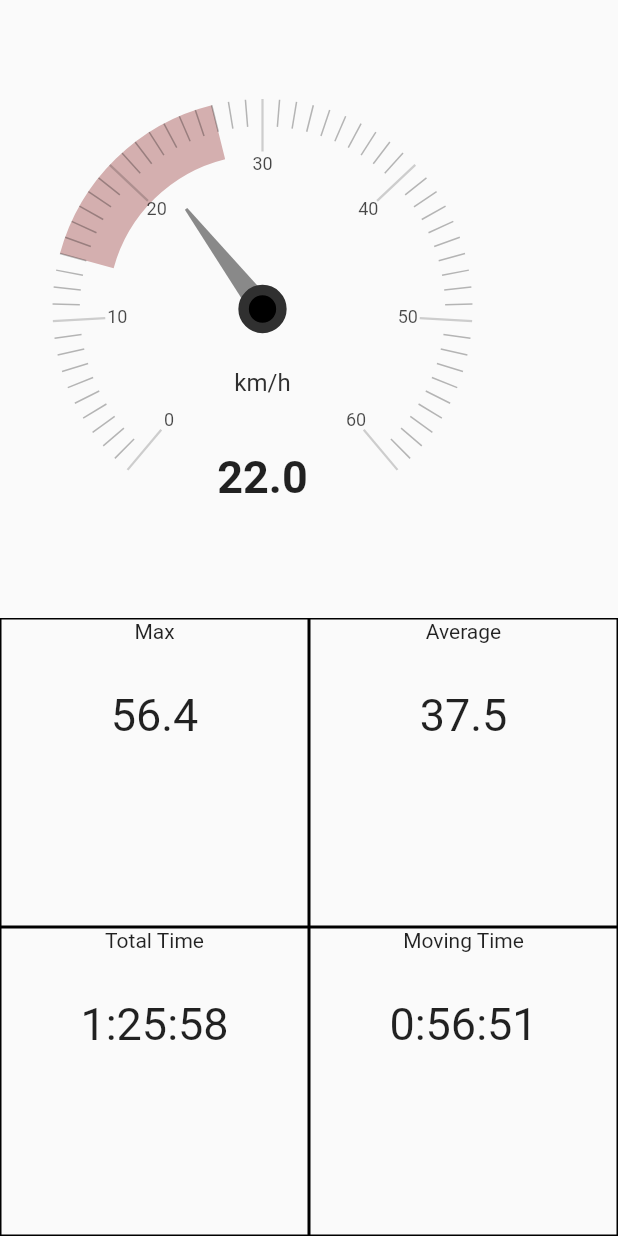
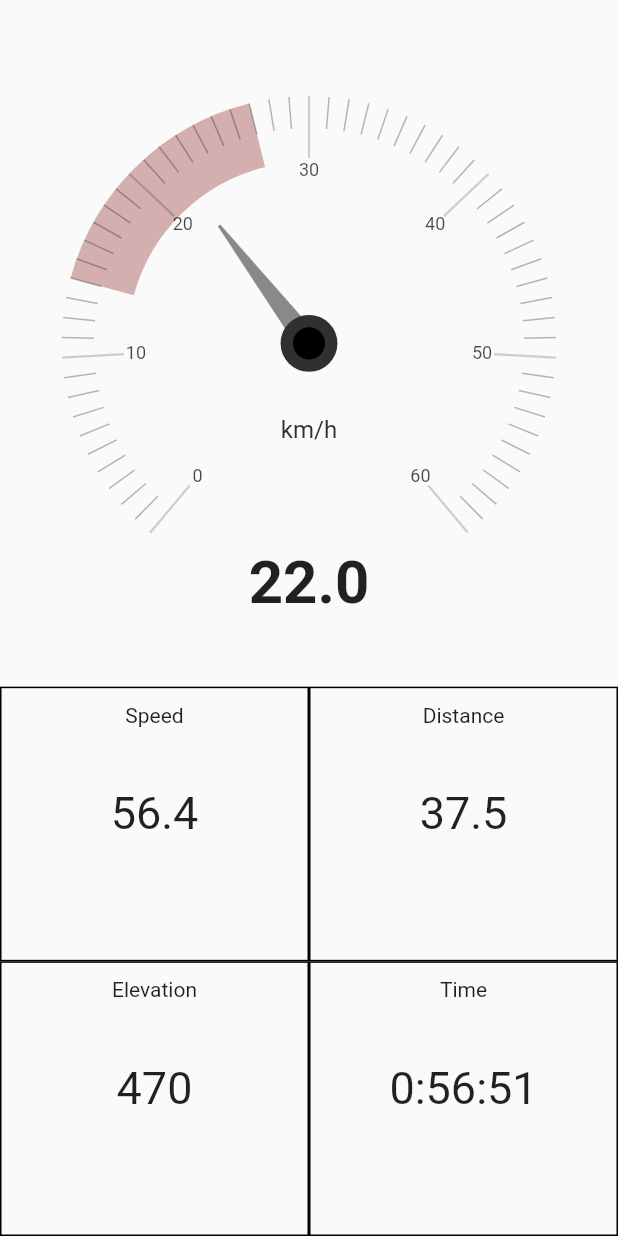
Before and after one commit to helmutheinz2002/bikemeter, a Flutter app: the Dashboard widget shown alone on an empty page, opened directly, on a phone screen of 412 x 824 dp. Run offline on Flutter 3.47's test engine with Material 2 defaults, Android fonts, the phone set to English and light mode, and no system bars; drawn by our look-alikes of flutter_platform_widgets, syncfusion_flutter_gauges.

Commit message:
Localization and layout

```diff
--- /dev/null
+++ b/lang/de.json
@@ -0,0 +1,11 @@
+{
+  "speed": "Geschwindigkeit",
+  "distance": "Distanz",
+  "pause": "Aufzeichnung anhalten",
+  "start": "Aufzeichnung starten",
+  "settings": "Einstellungen",
+  "current": "Aktuell",
+  "history": "Historie",
+  "elevation": "Höhe",
+  "time": "Zeit"
+}
--- /dev/null
+++ b/lang/en.json
@@ -0,0 +1,11 @@
+{
+  "speed": "Speed",
+  "distance": "Distance",
+  "pause": "Pause recording",
+  "start": "Start recording",
+  "settings": "Settings",
+  "current": "Current",
+  "history": "History",
+  "elevation": "Elevation",
+  "time": "Time"
+}
--- /dev/null
+++ b/lib/app_localizations.dart
@@ -0,0 +1,55 @@
+import 'dart:async';
+import 'dart:convert';
+import 'package:flutter/material.dart';
+import 'package:flutter/services.dart';
+
+class AppLocalizations {
+  static const LocalizationsDelegate<AppLocalizations> delegate =
+      _AppLocalizationsDelegate();
+
+  final Locale locale;
+  Map<String, String> _localizedStrings;
+
+  AppLocalizations(this.locale);
+
+  static AppLocalizations of(BuildContext context) {
+    return Localizations.of<AppLocalizations>(context, AppLocalizations);
+  }
+
+  Future<bool> load() async {
+    String jsonString =
+        await rootBundle.loadString('lang/${locale.languageCode}.json');
+    Map<String, dynamic> jsonMap = json.decode(jsonString);
+
+    _localizedStrings = jsonMap.map((key, value) {
+      return MapEntry(key, value.toString());
+    });
+
+    return true;
+  }
+
+  // This method will be called from every widget which needs a localized text
+  String translate(String key) {
+    return _localizedStrings[key];
+  }
+}
+
+class _AppLocalizationsDelegate
+    extends LocalizationsDelegate<AppLocalizations> {
+  const _AppLocalizationsDelegate();
+
+  @override
+  bool isSupported(Locale locale) {
+    return ['en', 'de'].contains(locale.languageCode);
+  }
+
+  @override
+  Future<AppLocalizations> load(Locale locale) async {
+    AppLocalizations localizations = new AppLocalizations(locale);
+    await localizations.load();
+    return localizations;
+  }
+
+  @override
+  bool shouldReload(_AppLocalizationsDelegate old) => false;
+}
--- a/lib/dashboard.dart
+++ b/lib/dashboard.dart
@@ -1,3 +1,4 @@
+import 'package:bikemeter/app_localizations.dart';
 import 'package:bikemeter/speed_gauge.dart';
 import 'package:flutter/material.dart';
 import "dashboard_cell.dart";
@@ -13,10 +14,15 @@ class _DashboardState extends State<Dashboard> {
     return Column(
       children: <Widget>[
         Expanded(
-          flex: 4,
+          flex: 5,
+          child: SpeedGauge(),
+        ),
+        Expanded(
+          flex: 2,
           child: Row(
             children: <Widget>[
-              SpeedGauge(),
+              DashboardCell(AppLocalizations.of(context).translate('speed'), "56.4"),
+              DashboardCell(AppLocalizations.of(context).translate('distance'), "37.5"),
             ],
             crossAxisAlignment: CrossAxisAlignment.stretch,
           ),
@@ -25,18 +31,8 @@ class _DashboardState extends State<Dashboard> {
           flex: 2,
           child: Row(
             children: <Widget>[
-              DashboardCell("Max", "56.4"),
-              DashboardCell("Average", "37.5"),
-            ],
-            crossAxisAlignment: CrossAxisAlignment.stretch,
-          ),
-        ),
-        Expanded(
-          flex: 2,
-          child: Row(
-            children: <Widget>[
-              DashboardCell("Total Time", "1:25:58"),
-              DashboardCell("Moving Time", "0:56:51"),
+              DashboardCell(AppLocalizations.of(context).translate('elevation'), "470"),
+              DashboardCell(AppLocalizations.of(context).translate('time'), "0:56:51"),
             ],
             crossAxisAlignment: CrossAxisAlignment.stretch,
           ),
--- a/lib/dashboard_cell.dart
+++ b/lib/dashboard_cell.dart
@@ -7,7 +7,8 @@ class DashboardCell extends StatefulWidget {
   DashboardCell(this._title, this._initialValue);
 
   @override
-  _DashboardCellState createState() => _DashboardCellState(_title, _initialValue);
+  _DashboardCellState createState() =>
+      _DashboardCellState(_title, _initialValue);
 }
 
 class _DashboardCellState extends State<DashboardCell> {
@@ -29,20 +30,19 @@ class _DashboardCellState extends State<DashboardCell> {
         decoration: BoxDecoration(
           border: Border.all(
             width: 1,
-            //color: Colors.red,
           ),
         ),
         child: Column(
           crossAxisAlignment: CrossAxisAlignment.stretch,
           children: [
-            Text(
+            Padding(
+              padding: EdgeInsets.all(10),
+              child: Text(
                 _title,
                 textAlign: TextAlign.center,
-              //style: TextStyle(fontWeight: FontWeight.bold),
+              ),
             ),
             Expanded(
-              // child: FittedBox(
-               // fit: BoxFit.scaleDown,
               child: Padding(
                 padding: EdgeInsets.fromLTRB(10, 30, 10, 30),
                 child: Text(
@@ -51,7 +51,6 @@ class _DashboardCellState extends State<DashboardCell> {
                   style: TextStyle(fontSize: 30),
                 ),
               ),
-             // ),
             ),
           ],
         ),
--- a/lib/speed_gauge.dart
+++ b/lib/speed_gauge.dart
@@ -5,8 +5,6 @@ class SpeedGauge extends StatefulWidget {
   @override
   State<StatefulWidget> createState() => _SpeedGaugeState();
 
-  void setSpeed(double speed) {
-  }
 }
 
 class _SpeedGaugeState extends State<SpeedGauge> {
@@ -24,21 +22,16 @@ class _SpeedGaugeState extends State<SpeedGauge> {
 
   @override
   Widget build(BuildContext context) {
-    bool isCardView = false;
-    double _interval = 10;
     return SfRadialGauge(
-      //animationDuration: 3500,
-      //enableLoadingAnimation: true,
       axes: <RadialAxis>[
         RadialAxis(
             startAngle: 130,
             endAngle: 50,
             minimum: 0,
             maximum: 60,
-            interval: isCardView ? 20 : _interval,
+            interval: 10,
             minorTicksPerInterval: 9,
             showAxisLine: false,
-            //radiusFactor: model.isWebFullView ? 0.8 : 0.9,
             radiusFactor: 0.8,
             labelOffset: 8,
             ranges: <GaugeRange>[
@@ -63,12 +56,12 @@ class _SpeedGaugeState extends State<SpeedGauge> {
               ),
               GaugeAnnotation(
                   angle: 90,
-                  positionFactor: 0.8,
+                  positionFactor: 1,
                   widget: Container(
                     child: Text(
                       '$_speed',
                       style:
-                          TextStyle(fontWeight: FontWeight.bold, fontSize: 30),
+                          TextStyle(fontWeight: FontWeight.bold, fontSize: 40),
                     ),
                   ))
             ],
@@ -77,17 +70,17 @@ class _SpeedGaugeState extends State<SpeedGauge> {
                 value: _speed,
                 needleLength: 0.6,
                 lengthUnit: GaugeSizeUnit.factor,
-                needleStartWidth: isCardView ? 0 : 1,
-                needleEndWidth: isCardView ? 5 : 8,
+                needleStartWidth: 1,
+                needleEndWidth: 8,
                 //animationType: AnimationType.easeOutBack,
                 //enableAnimation: true,
                 //animationDuration: 1200,
                 knobStyle: KnobStyle(
-                    knobRadius: isCardView ? 0.06 : 0.09,
+                    knobRadius: 0.09,
                     sizeUnit: GaugeSizeUnit.factor,
                     borderColor: const Color(0xFF303030),
                     //color: Colors.white,
-                    borderWidth: isCardView ? 0.035 : 0.05),
+                    borderWidth: 0.05),
                 /*
                 tailStyle: TailStyle(
                     color: Colors.black45,//const Color(0xFFF8B195),
@@ -99,7 +92,7 @@ class _SpeedGaugeState extends State<SpeedGauge> {
                 needleColor: Colors.black45,//const Color(0xFFF8B195),
               )
             ],
-            axisLabelStyle: GaugeTextStyle(fontSize: isCardView ? 10 : 12),
+            axisLabelStyle: GaugeTextStyle(fontSize: 12),
             majorTickStyle: MajorTickStyle(
                 length: 0.25, lengthUnit: GaugeSizeUnit.factor, thickness: 1.5),
             minorTickStyle: MinorTickStyle(
```
Also changed, not shown: lib/main.dart (+80 -26 lines), pubspec.yaml (+5 -3 lines), pubspec.lock, 1 other file. Lines whose indentation alone changed are shown as unchanged.
